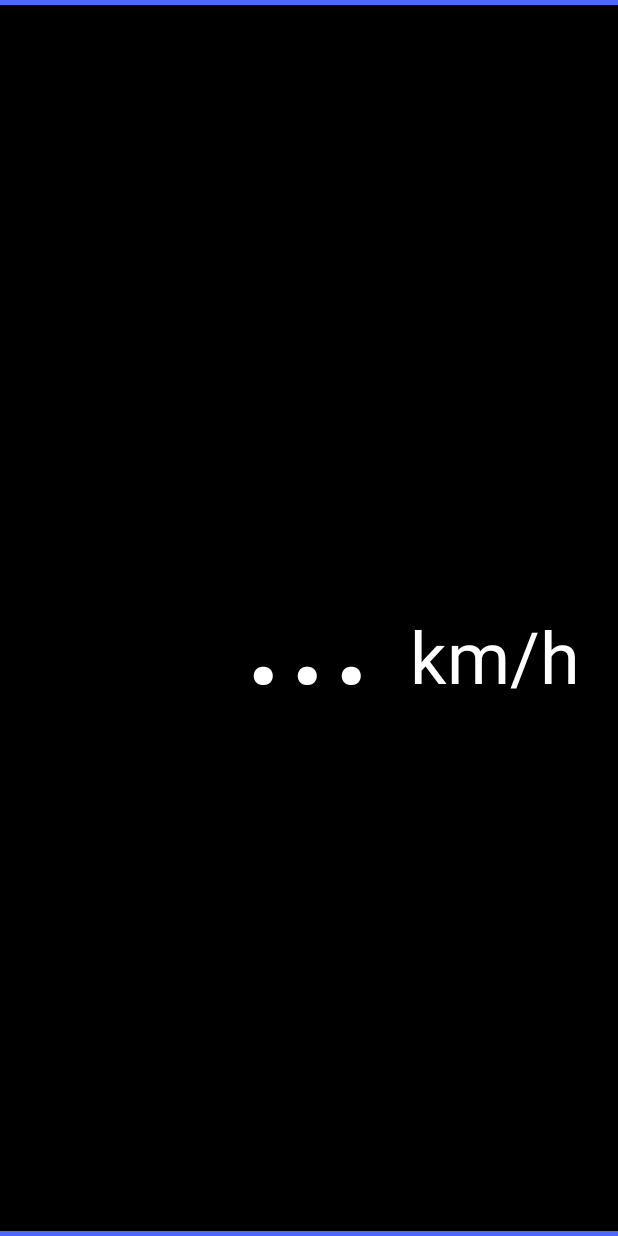
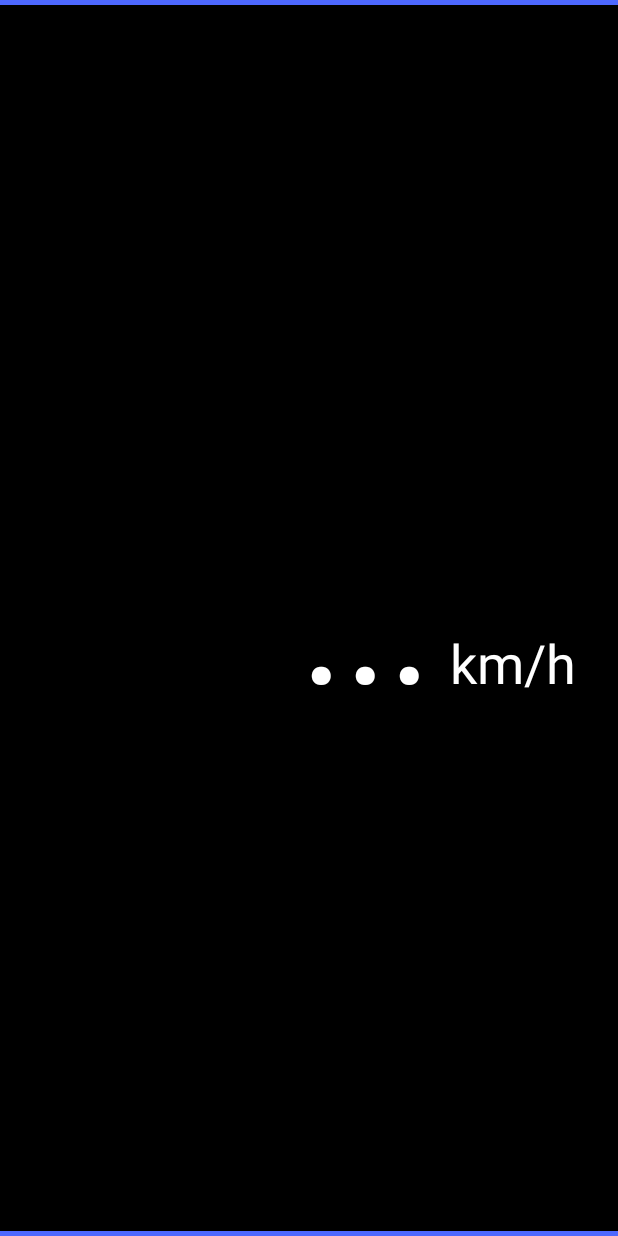
Before and after one commit to nhirokinet/bluesquarespeedometer, an Android app: the DigitalSpeedometer1Activity screen opened directly, with no data from a screen before it, on a phone screen of 412 x 824 dp. Run offline under Robolectric (Android 15) with nearby library versions, the phone set to English and light mode, and no system bars.

Commit message:
Adjust speed display size for speedometer1

```diff
--- a/app/src/main/res/layout/activity_viewers_digital_meter1.xml
+++ b/app/src/main/res/layout/activity_viewers_digital_meter1.xml
@@ -25,7 +25,7 @@
             >
             <TextView
                 android:id="@+id/digital_meter1_textview"
-                android:layout_width="224sp"
+                android:layout_width="260sp"
                 android:layout_height="wrap_content"
                 android:textSize="112sp"
                 android:textColor="?baseTextColor"
@@ -35,8 +35,8 @@
                 android:id="@+id/digital_meter1_unit_textview"
                 android:layout_width="wrap_content"
                 android:layout_height="wrap_content"
-                android:textSize="48sp"
-                android:paddingStart="24sp"
+                android:textSize="36sp"
+                android:paddingStart="12sp"
                 android:textColor="?baseTextColor"
                 android:gravity="bottom"
                 />
```
